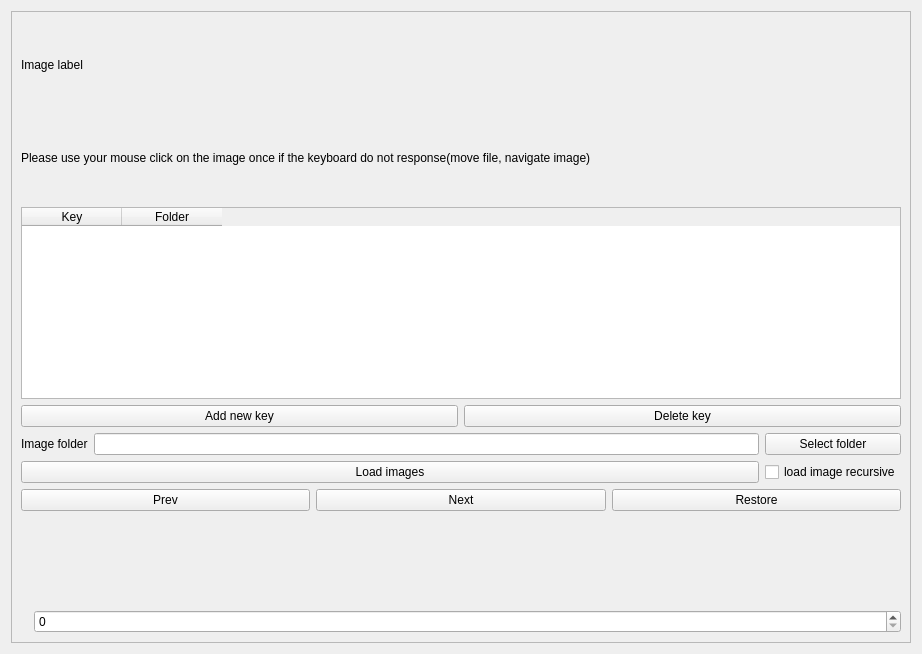
stereomatchingkiss/blogCodes2, file image_clean_up_tool/image_mover.ui: the form before one commit.
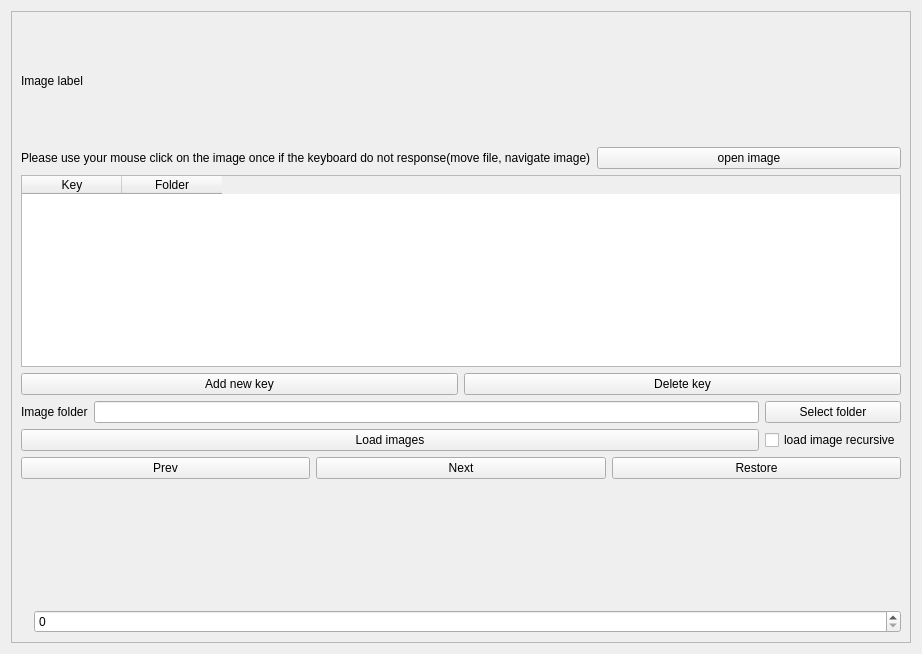
The form after the commit.

Commit message: add button to open image

Patch:
```diff
--- a/image_clean_up_tool/image_mover.ui
+++ b/image_clean_up_tool/image_mover.ui
@@ -37,11 +37,22 @@
         </widget>
        </item>
        <item>
+        <layout class="QHBoxLayout" name="horizontalLayout_4">
+         <item>
         <widget class="QLabel" name="label_7">
          <property name="text">
           <string>Please use your mouse click on the image once if the keyboard do not response(move file, navigate image)</string>
          </property>
         </widget>
+         </item>
+         <item>
+          <widget class="QPushButton" name="pushButtonOpenImage">
+           <property name="text">
+            <string>open image</string>
+           </property>
+          </widget>
+         </item>
+        </layout>
        </item>
        <item>
         <widget class="QTableWidget" name="tableWidget">
```
Lines whose indentation alone changed are shown as unchanged. The commit also changes 2 other files.
